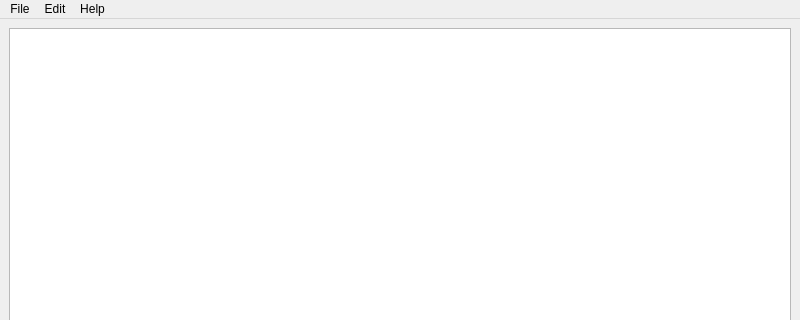
Qt form src/widgets/main_window.ui (pbmoeller/MinecraftNbtViewer) before a commit; both pictures show x 0 to 800 and y 0 to 320 of the 800 by 600 pixel window.
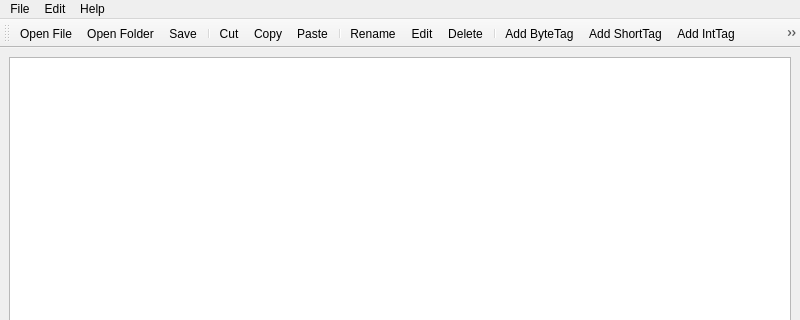
The same form after that commit. Icons and pictures are not drawn.

Commit message: Added Actions to MainWindow UI.

Patch:
```diff
--- a/src/widgets/main_window.ui
+++ b/src/widgets/main_window.ui
@@ -58,6 +58,47 @@
    <addaction name="menuHelp"/>
   </widget>
   <widget class="QStatusBar" name="statusbar"/>
+  <widget class="QToolBar" name="toolBar">
+   <property name="windowTitle">
+    <string>toolBar</string>
+   </property>
+   <property name="iconSize">
+    <size>
+     <width>16</width>
+     <height>16</height>
+    </size>
+   </property>
+   <attribute name="toolBarArea">
+    <enum>TopToolBarArea</enum>
+   </attribute>
+   <attribute name="toolBarBreak">
+    <bool>false</bool>
+   </attribute>
+   <addaction name="actionOpen_File"/>
+   <addaction name="actionOpen_Folder"/>
+   <addaction name="actionSave"/>
+   <addaction name="separator"/>
+   <addaction name="actionCut"/>
+   <addaction name="actionCopy"/>
+   <addaction name="actionPaste"/>
+   <addaction name="separator"/>
+   <addaction name="actionRename"/>
+   <addaction name="actionEdit"/>
+   <addaction name="actionDelete"/>
+   <addaction name="separator"/>
+   <addaction name="actionAdd_ByteTag"/>
+   <addaction name="actionAdd_ShortTag"/>
+   <addaction name="actionAdd_IntTag"/>
+   <addaction name="actionAdd_LongTag"/>
+   <addaction name="actionAdd_FloatTag"/>
+   <addaction name="actionAdd_DoubleTag"/>
+   <addaction name="actionAdd_StringTag"/>
+   <addaction name="actionAdd_ByteArrayTag"/>
+   <addaction name="actionAdd_IntArrayTag"/>
+   <addaction name="actionAdd_LongArrayTag"/>
+   <addaction name="actionAdd_ListTag"/>
+   <addaction name="actionAdd_CompoundTag"/>
+  </widget>
   <action name="actionOpen_File">
    <property name="text">
     <string>Open File...</string>
@@ -82,6 +123,182 @@
     <string>Open Minecraft Save Folder</string>
    </property>
   </action>
+  <action name="actionOpen_in_Explorer">
+   <property name="text">
+    <string>Open in Explorer</string>
+   </property>
+  </action>
+  <action name="actionSave">
+   <property name="icon">
+    <iconset resource="../../resources/resources.qrc">
+     <normaloff>:/icons/16x16/Save.png</normaloff>:/icons/16x16/Save.png</iconset>
+   </property>
+   <property name="text">
+    <string>Save</string>
+   </property>
+  </action>
+  <action name="actionCut">
+   <property name="icon">
+    <iconset resource="../../resources/resources.qrc">
+     <normaloff>:/icons/16x16/Cut.png</normaloff>:/icons/16x16/Cut.png</iconset>
+   </property>
+   <property name="text">
+    <string>Cut</string>
+   </property>
+  </action>
+  <action name="actionCopy">
+   <property name="icon">
+    <iconset resource="../../resources/resources.qrc">
+     <normaloff>:/icons/16x16/Copy.png</normaloff>:/icons/16x16/Copy.png</iconset>
+   </property>
+   <property name="text">
+    <string>Copy</string>
+   </property>
+  </action>
+  <action name="actionPaste">
+   <property name="icon">
+    <iconset resource="../../resources/resources.qrc">
+     <normaloff>:/icons/16x16/Paste.png</normaloff>:/icons/16x16/Paste.png</iconset>
+   </property>
+   <property name="text">
+    <string>Paste</string>
+   </property>
+  </action>
+  <action name="actionRename">
+   <property name="icon">
+    <iconset resource="../../resources/resources.qrc">
+     <normaloff>:/icons/16x16/Rename.png</normaloff>:/icons/16x16/Rename.png</iconset>
+   </property>
+   <property name="text">
+    <string>Rename</string>
+   </property>
+  </action>
+  <action name="actionEdit">
+   <property name="icon">
+    <iconset resource="../../resources/resources.qrc">
+     <normaloff>:/icons/16x16/Edit.png</normaloff>:/icons/16x16/Edit.png</iconset>
+   </property>
+   <property name="text">
+    <string>Edit</string>
+   </property>
+  </action>
+  <action name="actionDelete">
+   <property name="icon">
+    <iconset resource="../../resources/resources.qrc">
+     <normaloff>:/icons/16x16/Delete.png</normaloff>:/icons/16x16/Delete.png</iconset>
+   </property>
+   <property name="text">
+    <string>Delete</string>
+   </property>
+  </action>
+  <action name="actionAdd_ByteTag">
+   <property name="icon">
+    <iconset resource="../../resources/resources.qrc">
+     <normaloff>:/icons/16x16/ByteTag.png</normaloff>:/icons/16x16/ByteTag.png</iconset>
+   </property>
+   <property name="text">
+    <string>Add ByteTag</string>
+   </property>
+  </action>
+  <action name="actionAdd_ShortTag">
+   <property name="icon">
+    <iconset resource="../../resources/resources.qrc">
+     <normaloff>:/icons/16x16/ShortTag.png</normaloff>:/icons/16x16/ShortTag.png</iconset>
+   </property>
+   <property name="text">
+    <string>Add ShortTag</string>
+   </property>
+  </action>
+  <action name="actionAdd_IntTag">
+   <property name="icon">
+    <iconset resource="../../resources/resources.qrc">
+     <normaloff>:/icons/16x16/IntTag.png</normaloff>:/icons/16x16/IntTag.png</iconset>
+   </property>
+   <property name="text">
+    <string>Add IntTag</string>
+   </property>
+  </action>
+  <action name="actionAdd_LongTag">
+   <property name="icon">
+    <iconset resource="../../resources/resources.qrc">
+     <normaloff>:/icons/16x16/LongTag.png</normaloff>:/icons/16x16/LongTag.png</iconset>
+   </property>
+   <property name="text">
+    <string>Add LongTag</string>
+   </property>
+  </action>
+  <action name="actionAdd_FloatTag">
+   <property name="icon">
+    <iconset resource="../../resources/resources.qrc">
+     <normaloff>:/icons/16x16/FloatTag.png</normaloff>:/icons/16x16/FloatTag.png</iconset>
+   </property>
+   <property name="text">
+    <string>Add FloatTag</string>
+   </property>
+  </action>
+  <action name="actionAdd_DoubleTag">
+   <property name="icon">
+    <iconset resource="../../resources/resources.qrc">
+     <normaloff>:/icons/16x16/DoubleTag.png</normaloff>:/icons/16x16/DoubleTag.png</iconset>
+   </property>
+   <property name="text">
+    <string>Add DoubleTag</string>
+   </property>
+  </action>
+  <action name="actionAdd_StringTag">
+   <property name="icon">
+    <iconset resource="../../resources/resources.qrc">
+     <normaloff>:/icons/16x16/StringTag.png</normaloff>:/icons/16x16/StringTag.png</iconset>
+   </property>
+   <property name="text">
+    <string>Add StringTag</string>
+   </property>
+  </action>
+  <action name="actionAdd_ByteArrayTag">
+   <property name="icon">
+    <iconset resource="../../resources/resources.qrc">
+     <normaloff>:/icons/16x16/ByteArrayTag.png</normaloff>:/icons/16x16/ByteArrayTag.png</iconset>
+   </property>
+   <property name="text">
+    <string>Add ByteArrayTag</string>
+   </property>
+  </action>
+  <action name="actionAdd_IntArrayTag">
+   <property name="icon">
+    <iconset resource="../../resources/resources.qrc">
+     <normaloff>:/icons/16x16/IntArrayTag.png</normaloff>:/icons/16x16/IntArrayTag.png</iconset>
+   </property>
+   <property name="text">
+    <string>Add IntArrayTag</string>
+   </property>
+  </action>
+  <action name="actionAdd_LongArrayTag">
+   <property name="icon">
+    <iconset resource="../../resources/resources.qrc">
+     <normaloff>:/icons/16x16/LongArrayTag.png</normaloff>:/icons/16x16/LongArrayTag.png</iconset>
+   </property>
+   <property name="text">
+    <string>Add LongArrayTag</string>
+   </property>
+  </action>
+  <action name="actionAdd_ListTag">
+   <property name="icon">
+    <iconset resource="../../resources/resources.qrc">
+     <normaloff>:/icons/16x16/ListTag.png</normaloff>:/icons/16x16/ListTag.png</iconset>
+   </property>
+   <property name="text">
+    <string>Add ListTag</string>
+   </property>
+  </action>
+  <action name="actionAdd_CompoundTag">
+   <property name="icon">
+    <iconset resource="../../resources/resources.qrc">
+     <normaloff>:/icons/16x16/CompoundTag.png</normaloff>:/icons/16x16/CompoundTag.png</iconset>
+   </property>
+   <property name="text">
+    <string>Add CompoundTag</string>
+   </property>
+  </action>
  </widget>
  <resources>
   <include location="../../resources/resources.qrc"/>
```
Left out of the diff: 17 changed lines with no effect on the pictures.
